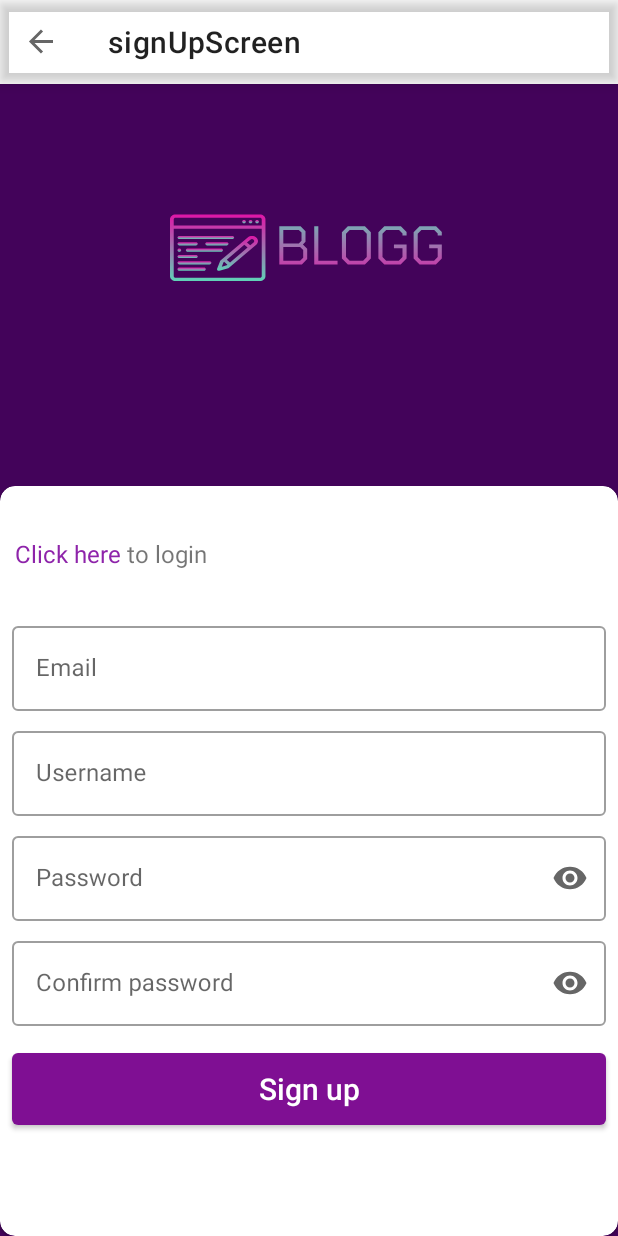
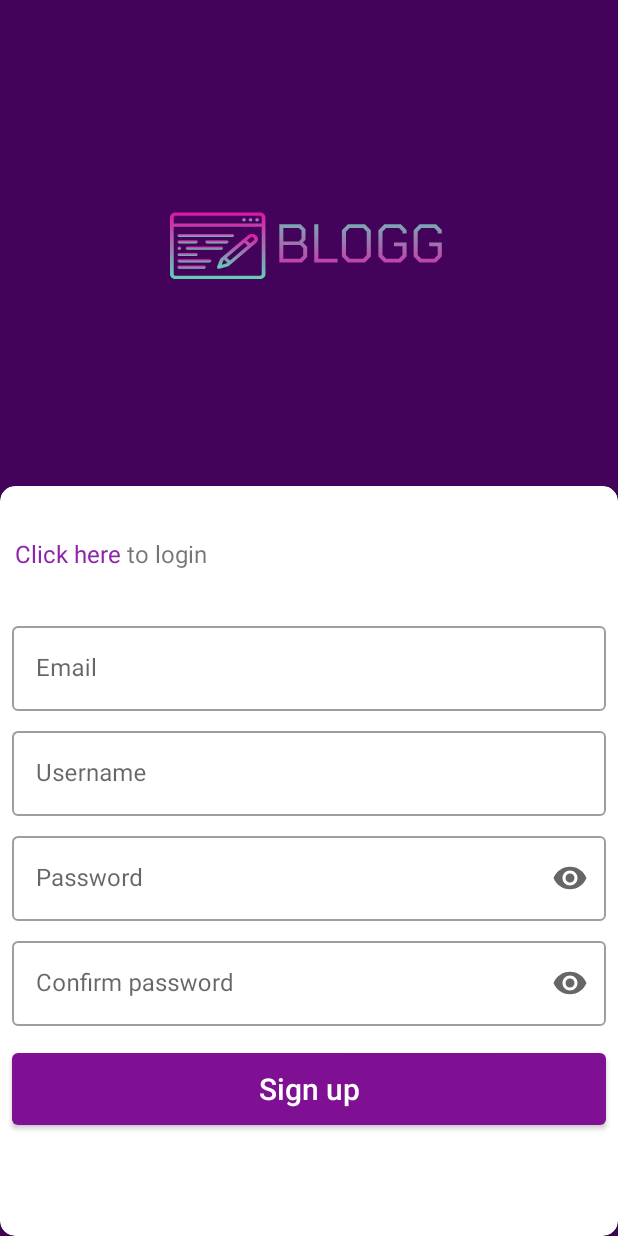
Before and after one commit to lokaimoma/BLOGG_Android_Client, an Android app: the signUpScreen screen opened through its navigation route, on a phone screen of 412 x 824 dp. Run offline under Robolectric (Android 15) with nearby library versions, the phone set to English and light mode, and no system bars; our stand-ins replace Dagger/Hilt's generated code, navigation-ui.

Commit message:
:lipstick: Revamp authentication UIs
Did a little UI changes to the authentication UIs

```diff
--- a/app/src/main/java/com/koc/blogg/view/authenticationActivity/AuthenticationActivity.kt
+++ b/app/src/main/java/com/koc/blogg/view/authenticationActivity/AuthenticationActivity.kt
@@ -18,14 +18,6 @@ class AuthenticationActivity : AppCompatActivity() {
         super.onCreate(savedInstanceState)
         binding = ActivityAuthenticationBinding.inflate(layoutInflater)
         setContentView(binding.root)
-
-
-        val toolbar: Toolbar = binding.toolbar
-
-        val navHost = supportFragmentManager.findFragmentById(R.id.fragment_host) as NavHostFragment
-        val navController = navHost.navController
-        val appBarConfig = AppBarConfiguration(navController.graph)
-        toolbar.setupWithNavController(navController, appBarConfig)
     }
 
 }
--- a/app/src/main/java/com/koc/blogg/view/loginScreen/LoginScreen.kt
+++ b/app/src/main/java/com/koc/blogg/view/loginScreen/LoginScreen.kt
@@ -9,7 +9,9 @@ import androidx.core.widget.doOnTextChanged
 import androidx.fragment.app.Fragment
 import androidx.fragment.app.viewModels
 import androidx.lifecycle.lifecycleScope
+import androidx.navigation.fragment.findNavController
 import com.google.android.material.snackbar.Snackbar
+import com.koc.blogg.R
 import com.koc.blogg.databinding.LoginScreenBinding
 import com.koc.blogg.util.LoginEvent
 import com.koc.blogg.util.exhaustive
@@ -48,6 +50,9 @@ class LoginScreen: Fragment() {
             etPassword.setText(viewModel.password)
             loginBtn.setOnClickListener {
                 viewModel.loginUser()
+            }
+            signUp.setOnClickListener {
+                findNavController().navigate(R.id.loginScreen_to_signUpScreen)
             }
         }
 
--- a/app/src/main/java/com/koc/blogg/view/signUpScreen/signUpScreen.kt
+++ b/app/src/main/java/com/koc/blogg/view/signUpScreen/signUpScreen.kt
@@ -5,6 +5,8 @@ import android.view.LayoutInflater
 import android.view.View
 import android.view.ViewGroup
 import androidx.fragment.app.Fragment
+import androidx.navigation.fragment.findNavController
+import com.koc.blogg.R
 import com.koc.blogg.databinding.SignupScreenBinding
 import dagger.hilt.android.AndroidEntryPoint
 
@@ -26,6 +28,15 @@ class signUpScreen: Fragment() {
         return _binding?.root
     }
 
+    override fun onViewCreated(view: View, savedInstanceState: Bundle?) {
+        super.onViewCreated(view, savedInstanceState)
+        binding.apply {
+            login.setOnClickListener {
+                findNavController().navigate(R.id.signUpScreen_to_loginScreen)
+            }
+        }
+    }
+
     override fun onDestroy() {
         super.onDestroy()
         _binding = null
--- a/app/src/main/res/layout/activity_authentication.xml
+++ b/app/src/main/res/layout/activity_authentication.xml
@@ -5,15 +5,6 @@
     android:layout_width="match_parent"
     android:layout_height="match_parent"
     tools:context=".view.authenticationActivity.AuthenticationActivity">
-
-    <com.google.android.material.appbar.MaterialToolbar
-        android:id="@+id/toolbar"
-        android:layout_width="0dp"
-        android:elevation="5dp"
-        android:layout_height="?attr/actionBarSize"
-        app:layout_constraintEnd_toEndOf="parent"
-        app:layout_constraintStart_toStartOf="parent"
-        app:layout_constraintTop_toTopOf="parent" />
 
     <androidx.fragment.app.FragmentContainerView
         android:id="@+id/fragment_host"
@@ -25,7 +16,7 @@
         app:layout_constraintEnd_toEndOf="parent"
         app:layout_constraintHorizontal_bias="0.5"
         app:layout_constraintStart_toStartOf="parent"
-        app:layout_constraintTop_toBottomOf="@+id/toolbar"
+        app:layout_constraintTop_toTopOf="parent"
         app:navGraph="@navigation/authenticatio_graph" />
 
 </androidx.constraintlayout.widget.ConstraintLayout>
--- a/app/src/main/res/layout/login_screen.xml
+++ b/app/src/main/res/layout/login_screen.xml
@@ -7,6 +7,7 @@
     android:background="@color/primary">
 
     <FrameLayout
+        android:id="@+id/frameLayout2"
         android:layout_width="match_parent"
         android:layout_height="500dp"
         app:layout_constraintBottom_toBottomOf="parent"
@@ -114,8 +115,8 @@
         android:id="@+id/imageView"
         android:layout_width="wrap_content"
         android:layout_height="wrap_content"
-        android:layout_marginTop="84dp"
         android:contentDescription="@string/logo"
+        app:layout_constraintBottom_toTopOf="@+id/frameLayout2"
         app:layout_constraintEnd_toEndOf="parent"
         app:layout_constraintHorizontal_bias="0.497"
         app:layout_constraintStart_toStartOf="parent"
--- a/app/src/main/res/layout/signup_screen.xml
+++ b/app/src/main/res/layout/signup_screen.xml
@@ -7,6 +7,7 @@
     android:background="@color/primary">
 
     <FrameLayout
+        android:id="@+id/frameLayout"
         android:layout_width="match_parent"
         android:layout_height="500dp"
         app:layout_constraintBottom_toBottomOf="parent"
@@ -74,8 +75,8 @@
                     android:layout_width="match_parent"
                     android:layout_height="wrap_content"
                     android:layout_marginStart="8dp"
+                    android:layout_marginTop="8dp"
                     android:layout_marginEnd="8dp"
-                    android:layout_marginTop="8dp"
                     android:hint="@string/username"
                     app:layout_constraintEnd_toEndOf="parent"
                     app:layout_constraintHorizontal_bias="0.0"
@@ -120,9 +121,9 @@
                     android:layout_marginTop="8dp"
                     android:layout_marginEnd="8dp"
                     app:endIconMode="password_toggle"
-                    app:layout_constraintTop_toBottomOf="@id/textInputLayout2"
+                    app:layout_constraintEnd_toEndOf="parent"
                     app:layout_constraintStart_toStartOf="parent"
-                    app:layout_constraintEnd_toEndOf="parent">
+                    app:layout_constraintTop_toBottomOf="@id/textInputLayout2">
 
                     <com.google.android.material.textfield.TextInputEditText
                         android:id="@+id/etConfirmPassword"
@@ -133,7 +134,7 @@
                 </com.google.android.material.textfield.TextInputLayout>
 
                 <com.google.android.material.button.MaterialButton
-                    android:id="@+id/loginBtn"
+                    android:id="@+id/signUpBtn"
                     android:layout_width="match_parent"
                     android:layout_height="60dp"
                     android:layout_marginStart="8dp"
@@ -156,8 +157,8 @@
         android:id="@+id/imageView"
         android:layout_width="wrap_content"
         android:layout_height="wrap_content"
-        android:layout_marginTop="84dp"
         android:contentDescription="@string/logo"
+        app:layout_constraintBottom_toTopOf="@+id/frameLayout"
         app:layout_constraintEnd_toEndOf="parent"
         app:layout_constraintHorizontal_bias="0.497"
         app:layout_constraintStart_toStartOf="parent"
--- a/app/src/main/res/values/themes.xml
+++ b/app/src/main/res/values/themes.xml
@@ -17,9 +17,10 @@
     <style name="BloggNoActionBar" parent="Theme.MaterialComponents.DayNight.NoActionBar">
         <item name="windowActionBar">false</item>
         <item name="windowNoTitle">true</item>
+        <item name="android:windowTranslucentStatus">true</item>
     </style>
 
     <style name="BloggNoActionBar.SplashScreen" parent="BloggNoActionBar">
-        <item name="android:windowTranslucentStatus">true</item>
+        <!--   Apply layer list     -->
     </style>
 </resources>
```
